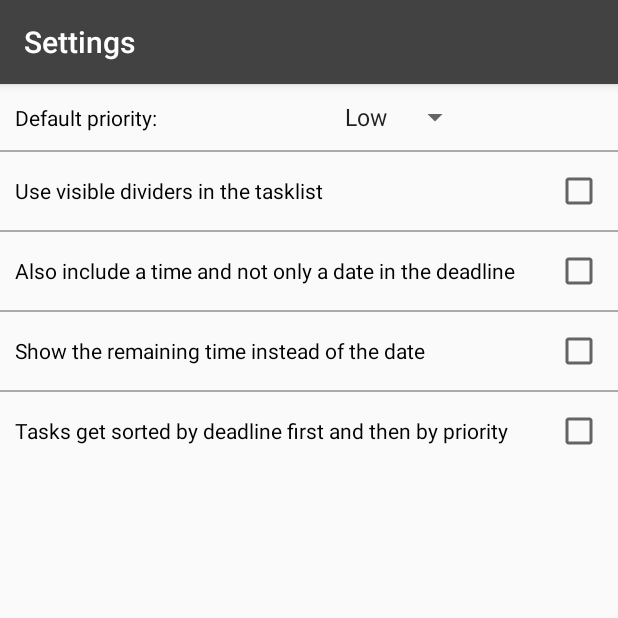
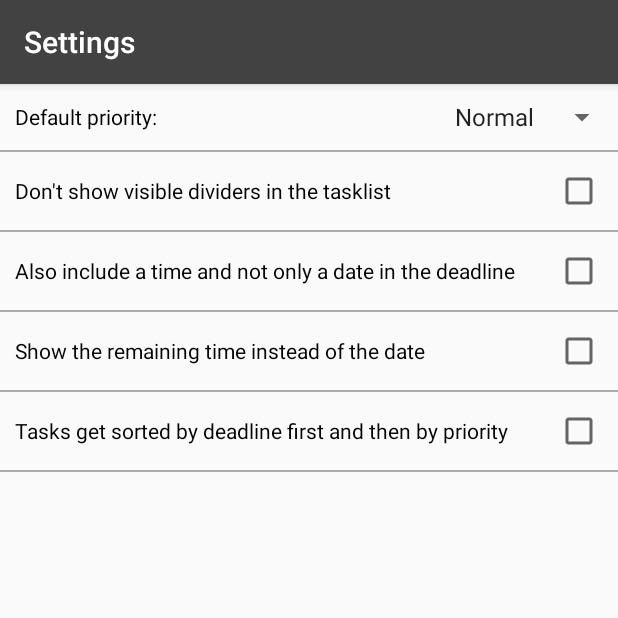
Before and after one commit to korbi98/Simple-ToDoList, an Android app: the screen it shows after launch (Settings), in the options menu, after a tap on "Settings", on a phone screen of 412 x 824 dp, the top half of it. Run offline under Robolectric (Android 15) with nearby library versions, the phone set to English and light mode, and no system bars.

Commit message:
1.0.1 release. everything should work as intended

```diff
--- a/app/build.gradle
+++ b/app/build.gradle
@@ -7,8 +7,8 @@ android {
         applicationId 'com.korbi.todolist'
         minSdkVersion 15
         targetSdkVersion 25
-        versionCode 1
-        versionName "1.0"
+        versionCode 2
+        versionName "1.0.1"
         testInstrumentationRunner "android.support.test.runner.AndroidJUnitRunner"
         vectorDrawables.useSupportLibrary = true
     }
--- a/app/src/main/AndroidManifest.xml
+++ b/app/src/main/AndroidManifest.xml
@@ -7,9 +7,9 @@
 
     <application
         android:allowBackup="true"
-        android:icon="@drawable/ic_icon_square"
+        android:icon="@mipmap/ic_launcher_square"
         android:label="@string/app_name"
-        android:roundIcon="@drawable/ic_icon_round"
+        android:roundIcon="@mipmap/ic_launcher_round"
         android:screenOrientation="portrait"
         android:supportsRtl="true"
         android:theme="@style/AppTheme">
--- a/app/src/main/java/com/korbi/todolist/logic/ToDoListRecyclerAdapter.java
+++ b/app/src/main/java/com/korbi/todolist/logic/ToDoListRecyclerAdapter.java
@@ -6,7 +6,6 @@ import android.content.SharedPreferences;
 import android.graphics.Color;
 import android.graphics.Paint;
 import android.graphics.Typeface;
-import android.support.v4.content.ContextCompat;
 import android.support.v7.widget.RecyclerView;
 import android.util.Log;
 import android.util.TypedValue;
@@ -301,7 +300,7 @@ public class ToDoListRecyclerAdapter extends RecyclerView.Adapter<ToDoListRecycl
 
     private void setDividers(ToDoListRecyclerAdapter.TaskViewHolder holder)
     {
-        if(MainActivity.settings.getBoolean(Settings.SET_DIVIDERS, true))
+        if(!MainActivity.settings.getBoolean(Settings.NO_DIVIDERS, false))
         {
             holder.divider.setVisibility(View.VISIBLE);
         }
--- a/app/src/main/java/com/korbi/todolist/ui/Settings.java
+++ b/app/src/main/java/com/korbi/todolist/ui/Settings.java
@@ -8,7 +8,6 @@ import android.support.v4.app.NavUtils;
 import android.support.v7.app.AppCompatActivity;
 import android.os.Bundle;
 import android.view.MenuItem;
-import android.widget.ArrayAdapter;
 import android.widget.CheckBox;
 import android.widget.Spinner;
 
@@ -19,7 +18,7 @@ import com.korbi.todolist.widget.ToDoListWidget;
 public class Settings extends AppCompatActivity
 {
     public static final String INCLUDE_TIME_SETTING = "createEventSetting";
-    public static final String SET_DIVIDERS = "dividers";
+    public static final String NO_DIVIDERS = "dividers";
     public static final String STANDARD_PRIORITY_SETTING = "standartPriority";
     public static final String REMAINING_TIME_INSTEAD_OF_DATE = "dateortime";
     public static final String PREVIOUS_PRIORITY = "previouspriority";
@@ -49,10 +48,10 @@ public class Settings extends AppCompatActivity
         defaultPriority = (Spinner) findViewById(R.id.defaultPrioritySpinner);
 
         includeTimeCheckBox.setChecked(settings.getBoolean(INCLUDE_TIME_SETTING, false));
-        setDividers.setChecked(settings.getBoolean(SET_DIVIDERS, false));
+        setDividers.setChecked(settings.getBoolean(NO_DIVIDERS, false));
         dateOrTime.setChecked(settings.getBoolean(REMAINING_TIME_INSTEAD_OF_DATE, false));
         deadlineFirst.setChecked(settings.getBoolean(DEADLINE_FIRST, false));
-        defaultPriority.setSelection(settings.getInt(STANDARD_PRIORITY_SETTING, 0));
+        defaultPriority.setSelection(settings.getInt(STANDARD_PRIORITY_SETTING, 1));
 
     }
 
@@ -85,12 +84,11 @@ public class Settings extends AppCompatActivity
     public void save()
     {
         editor.putBoolean(INCLUDE_TIME_SETTING, includeTimeCheckBox.isChecked());
-        editor.putBoolean(SET_DIVIDERS, setDividers.isChecked());
+        editor.putBoolean(NO_DIVIDERS, setDividers.isChecked());
         editor.putBoolean(REMAINING_TIME_INSTEAD_OF_DATE, dateOrTime.isChecked());
         editor.putBoolean(DEADLINE_FIRST, deadlineFirst.isChecked());
         editor.putInt(STANDARD_PRIORITY_SETTING, defaultPriority.getSelectedItemPosition());
         editor.commit();
-        MainActivity.adapter.notifyDataSetChanged();
         updateWidget();
         finish();
     }
--- a/app/src/main/res/layout/activity_settings.xml
+++ b/app/src/main/res/layout/activity_settings.xml
@@ -7,7 +7,7 @@
     android:orientation="vertical"
     >
 
-    <LinearLayout
+    <RelativeLayout
         android:layout_width="match_parent"
         android:layout_height="wrap_content"
         android:orientation="horizontal"
@@ -16,20 +16,23 @@
         <TextView
             android:layout_width="wrap_content"
             android:layout_height="wrap_content"
+            android:layout_centerVertical="true"
             android:text="@string/default_priority_label"
-            android:textColor="@android:color/black"/>
+            android:textColor="@android:color/black"
+            android:layout_alignParentLeft="true"/>
 
         <Spinner
             android:id="@+id/defaultPrioritySpinner"
             android:layout_width="wrap_content"
             android:layout_height="wrap_content"
-            android:textAlignment="gravity"
-            android:gravity="right"
+            android:textAlignment="textEnd"
+            android:gravity="end"
+            android:layout_alignParentRight="true"
             android:layout_marginRight="-10dp"
             android:entries="@array/default_priority"
             android:prompt="@string/default_priority_label"/>
 
-    </LinearLayout>
+    </RelativeLayout>
 
     <View
         android:id="@+id/view"
@@ -148,4 +151,12 @@
 
     </LinearLayout>
 
+
+    <View
+        android:layout_width="match_parent"
+        android:layout_height="1dp"
+        android:layout_gravity="bottom"
+        android:background="@android:color/darker_gray" />
+
+
 </LinearLayout>
--- a/app/src/main/res/values/strings.xml
+++ b/app/src/main/res/values/strings.xml
@@ -6,7 +6,7 @@
     <string name="yes">yes</string>
     <string name="no">no</string>
     <string name="about">About</string>
-    <string name="add_task_activity_title">Add new task</string>
+    <string name="add_task_activity_title">Add or edit task</string>
 
     <string name="app_info">A Simple, yet powerful app to manage your everyday life.
         \nIf you like the app, please consider rating it on the Playstore and sharing
@@ -32,16 +32,16 @@
     <string name="wrong_time">Time is in the past.\nTime has been set to one hour from now</string>
     <string name="one_task_deleted">Deleted one task!</string>
     <string name="undo_delete">UNDO</string>
-    <string name="set_divider_checkbox">Use visible dividers in the tasklist</string>
+    <string name="set_divider_checkbox">Don\'t show visible dividers in the tasklist</string>
     <string name="add_widget" translatable="false">Add widget</string>
     <string name="date_or_remaining_time">Show the remaining time instead of the date</string>
     <string name="today">today</string>
-    <string name="empty_list">Create new tasks by tapping the button below \\nTo delete tasks swipe from right to left</string>
+    <string name="empty_list">Create new tasks by tapping the + button\nTo delete tasks swipe to the left</string>
     <string name="multiple_tasks_deleted">Deleted %d tasks!</string>
     <string name="new_task_hint">New task</string>
     <string name="undo_pressed">UNDO pressed</string>
     <string name="deadline_before_priority">Tasks get sorted by deadline first and then by priority</string>
-    <string name="tomorow">tomorow</string>
+    <string name="tomorow">tomorrow</string>
     <string name="sourcecode">Sourcecode:</string>
     <string name="github_link" translatable="false">www.github.com/korbi98/ToDoList/tree/master</string>
 
@@ -50,7 +50,7 @@
         <item>Low</item>
         <item>Normal</item>
         <item>High</item>
-        <item>Use previous priority</item>
+        <item>Last one used</item>
 
     </string-array>
 </resources>
--- a/app/src/main/res/xml/to_do_list_widget_info.xml
+++ b/app/src/main/res/xml/to_do_list_widget_info.xml
@@ -3,7 +3,7 @@
     android:initialKeyguardLayout="@layout/to_do_list_widget"
     android:initialLayout="@layout/to_do_list_widget"
     android:minHeight="60dp"
-    android:minWidth="120dp"
+    android:minWidth="180dp"
     android:previewImage="@drawable/ic_icon_square_widget_preview"
     android:resizeMode="horizontal|vertical"
     android:updatePeriodMillis="86400000"
```
Also changed, not shown: app/src/main/java/com/korbi/todolist/database/TaskDbHelper.java (+17 -0 lines), app/src/main/java/com/korbi/todolist/ui/AddEditTask.java (+33 -20 lines), app/src/main/java/com/korbi/todolist/ui/MainActivity.java (+19 -79 lines), app/src/main/res/mipmap-hdpi/ic_launcher_round.png (added), app/src/main/res/mipmap-hdpi/ic_launcher_square.png (added), app/src/main/res/mipmap-mdpi/ic_launcher_round.png (added), app/src/main/res/mipmap-mdpi/ic_launcher_square.png (added), app/src/main/res/mipmap-xhdpi/ic_launcher_round.png (added), app/src/main/res/mipmap-xhdpi/ic_launcher_square.png (added), app/src/main/res/mipmap-xxhdpi/ic_launcher_round.png (added), app/src/main/res/mipmap-xxhdpi/ic_launcher_square.png (added), app/src/main/res/mipmap-xxxhdpi/ic_launcher_round.png (added), app/src/main/res/mipmap-xxxhdpi/ic_launcher_square.png (added), 1 other file.
